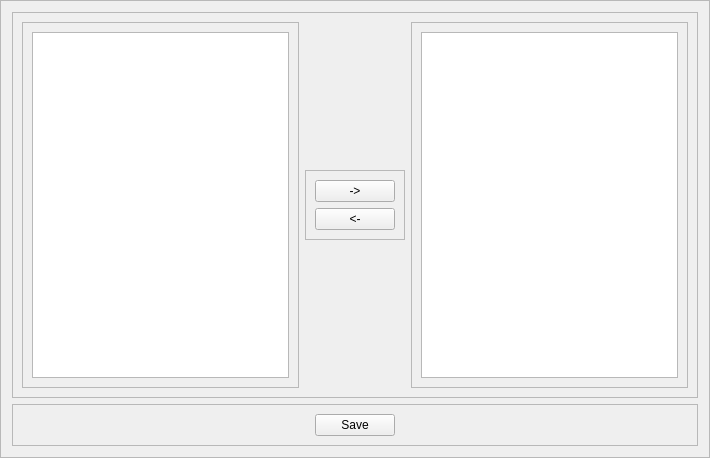
The window that librecad/src/ui/not_used/customwidgetcreator.ui (LibreCAD/LibreCAD) describes before a commit, drawn with Qt 5.
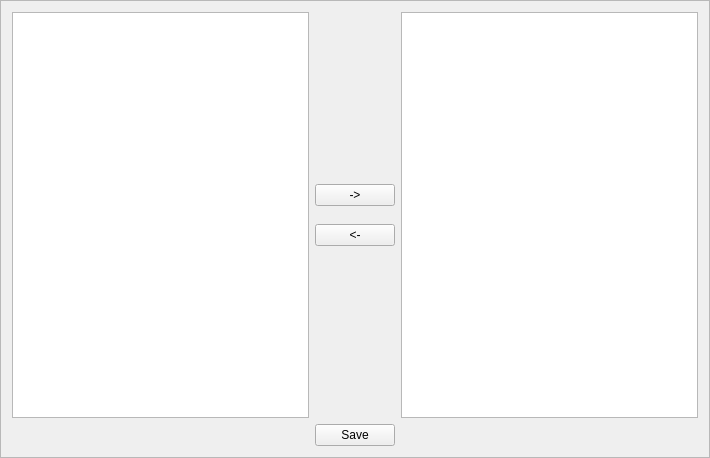
The same window after the commit. Custom widgets are drawn as their Qt base class.

The edit to the form file:
```diff
--- a/librecad/src/ui/not_used/customwidgetcreator.ui
+++ b/librecad/src/ui/not_used/customwidgetcreator.ui
@@ -23,23 +23,54 @@
    <item>
     <widget class="QFrame" name="frame">
      <property name="frameShape">
-      <enum>QFrame::StyledPanel</enum>
+      <enum>QFrame::NoFrame</enum>
      </property>
      <property name="frameShadow">
       <enum>QFrame::Raised</enum>
      </property>
      <layout class="QHBoxLayout" name="horizontalLayout">
+      <property name="leftMargin">
+       <number>0</number>
+      </property>
+      <property name="topMargin">
+       <number>0</number>
+      </property>
+      <property name="rightMargin">
+       <number>0</number>
+      </property>
+      <property name="bottomMargin">
+       <number>0</number>
+      </property>
       <item>
        <widget class="QFrame" name="frame_2">
         <property name="frameShape">
-         <enum>QFrame::StyledPanel</enum>
+         <enum>QFrame::NoFrame</enum>
         </property>
         <property name="frameShadow">
          <enum>QFrame::Raised</enum>
         </property>
         <layout class="QVBoxLayout" name="verticalLayout_2">
+         <property name="leftMargin">
+          <number>0</number>
+         </property>
+         <property name="topMargin">
+          <number>0</number>
+         </property>
+         <property name="rightMargin">
+          <number>0</number>
+         </property>
+         <property name="bottomMargin">
+          <number>0</number>
+         </property>
          <item>
-          <widget class="ActionList" name="offered_actions"/>
+          <widget class="ActionList" name="offered_actions">
+           <property name="minimumSize">
+            <size>
+             <width>150</width>
+             <height>200</height>
+            </size>
+           </property>
+          </widget>
          </item>
         </layout>
        </widget>
@@ -47,12 +78,27 @@
       <item alignment="Qt::AlignHCenter|Qt::AlignVCenter">
        <widget class="QFrame" name="frame_5">
         <property name="frameShape">
-         <enum>QFrame::StyledPanel</enum>
+         <enum>QFrame::NoFrame</enum>
         </property>
         <property name="frameShadow">
          <enum>QFrame::Raised</enum>
         </property>
         <layout class="QVBoxLayout" name="verticalLayout_4">
+         <property name="spacing">
+          <number>18</number>
+         </property>
+         <property name="leftMargin">
+          <number>0</number>
+         </property>
+         <property name="topMargin">
+          <number>0</number>
+         </property>
+         <property name="rightMargin">
+          <number>0</number>
+         </property>
+         <property name="bottomMargin">
+          <number>0</number>
+         </property>
          <item>
           <widget class="QPushButton" name="add_button">
            <property name="sizePolicy">
@@ -79,14 +125,33 @@
       <item>
        <widget class="QFrame" name="frame_3">
         <property name="frameShape">
-         <enum>QFrame::StyledPanel</enum>
+         <enum>QFrame::NoFrame</enum>
         </property>
         <property name="frameShadow">
          <enum>QFrame::Raised</enum>
         </property>
         <layout class="QVBoxLayout" name="verticalLayout_3">
+         <property name="leftMargin">
+          <number>0</number>
+         </property>
+         <property name="topMargin">
+          <number>0</number>
+         </property>
+         <property name="rightMargin">
+          <number>0</number>
+         </property>
+         <property name="bottomMargin">
+          <number>0</number>
+         </property>
          <item>
-          <widget class="ActionList" name="chosen_actions"/>
+          <widget class="ActionList" name="chosen_actions">
+           <property name="minimumSize">
+            <size>
+             <width>150</width>
+             <height>200</height>
+            </size>
+           </property>
+          </widget>
          </item>
         </layout>
        </widget>
@@ -97,12 +162,24 @@
    <item>
     <widget class="QFrame" name="frame_4">
      <property name="frameShape">
-      <enum>QFrame::StyledPanel</enum>
+      <enum>QFrame::NoFrame</enum>
      </property>
      <property name="frameShadow">
       <enum>QFrame::Raised</enum>
      </property>
      <layout class="QHBoxLayout" name="horizontalLayout_2">
+      <property name="leftMargin">
+       <number>0</number>
+      </property>
+      <property name="topMargin">
+       <number>0</number>
+      </property>
+      <property name="rightMargin">
+       <number>0</number>
+      </property>
+      <property name="bottomMargin">
+       <number>0</number>
+      </property>
       <item>
        <widget class="QPushButton" name="save_button">
         <property name="sizePolicy">
```
